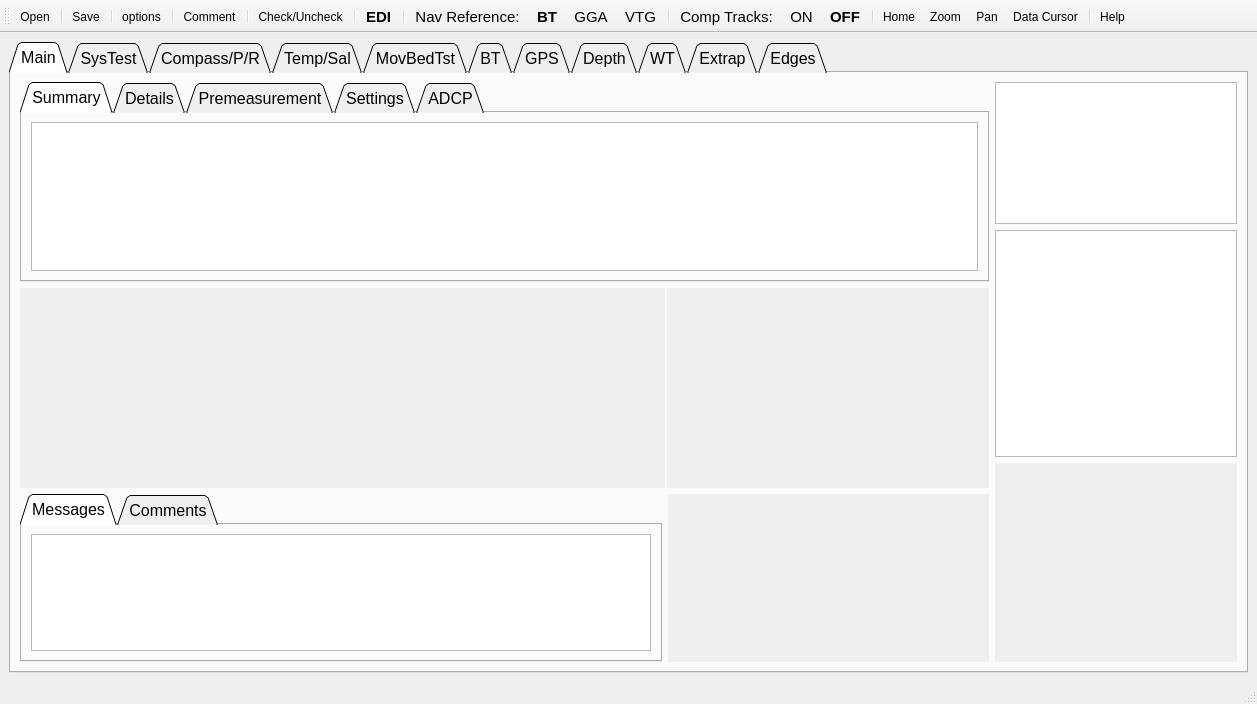
rowetechinc/QRevPy, file UI/QRev_gui.ui: the form before one commit.
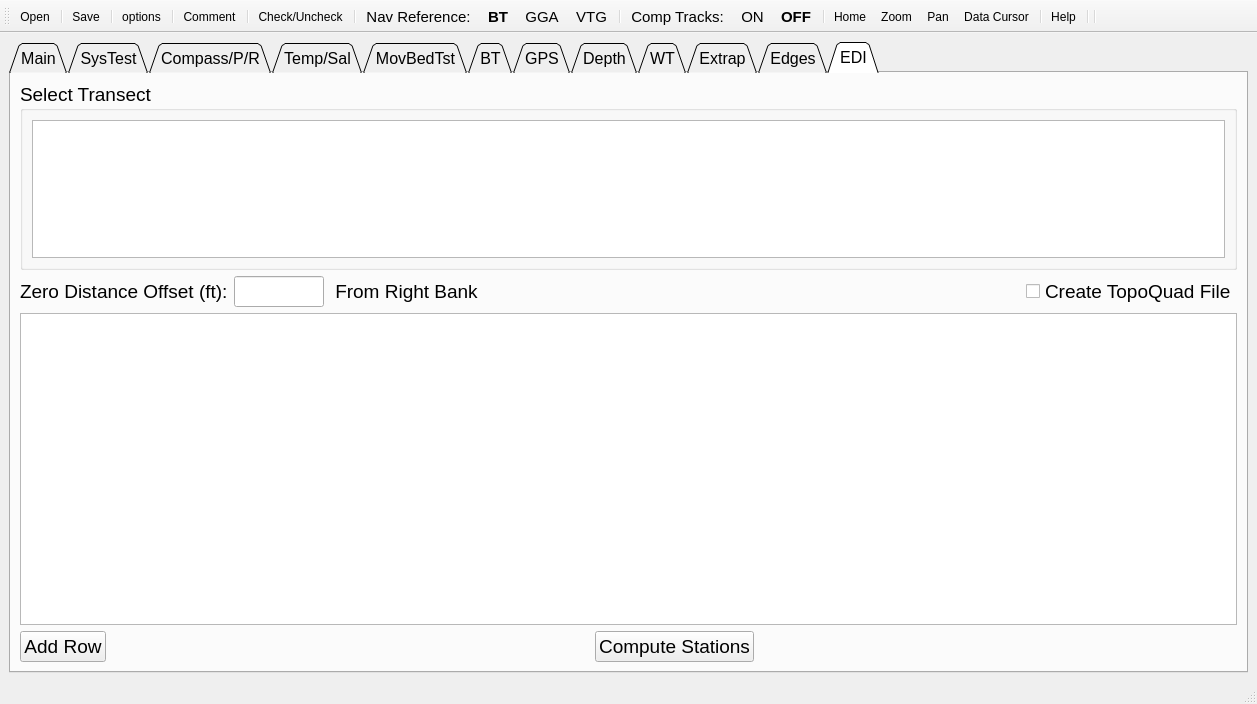
The form after the commit. The open tabs and pages were chosen to show the change. Icons and pictures are not drawn.

Diff of the .ui file:
```diff
--- a/UI/QRev_gui.ui
+++ b/UI/QRev_gui.ui
@@ -5489,6 +5489,174 @@
         </item>
        </layout>
       </widget>
+      <widget class="QWidget" name="tab_edi">
+       <attribute name="title">
+        <string>EDI</string>
+       </attribute>
+       <layout class="QGridLayout" name="gridLayout_44">
+        <item row="0" column="0">
+         <layout class="QVBoxLayout" name="verticalLayout_65" stretch="3,1,5,1">
+          <item>
+           <widget class="QGroupBox" name="gb_edi_transect">
+            <property name="font">
+             <font>
+              <pointsize>14</pointsize>
+             </font>
+            </property>
+            <property name="title">
+             <string>Select Transect</string>
+            </property>
+            <layout class="QGridLayout" name="gridLayout">
+             <item row="0" column="0">
+              <widget class="QTableWidget" name="tbl_edi_transect">
+               <property name="font">
+                <font>
+                 <pointsize>14</pointsize>
+                </font>
+               </property>
+              </widget>
+             </item>
+            </layout>
+           </widget>
+          </item>
+          <item>
+           <layout class="QHBoxLayout" name="horizontalLayout_66" stretch="1,1,1,6,1">
+            <item>
+             <widget class="QLabel" name="txt_edi_offset">
+              <property name="font">
+               <font>
+                <pointsize>14</pointsize>
+               </font>
+              </property>
+              <property name="text">
+               <string>Zero Distance Offset (ft):</string>
+              </property>
+             </widget>
+            </item>
+            <item>
+             <widget class="QLineEdit" name="lineEdit">
+              <property name="font">
+               <font>
+                <pointsize>14</pointsize>
+               </font>
+              </property>
+             </widget>
+            </item>
+            <item>
+             <widget class="QLabel" name="txt_edi_bank">
+              <property name="font">
+               <font>
+                <pointsize>14</pointsize>
+               </font>
+              </property>
+              <property name="text">
+               <string> From Right Bank</string>
+              </property>
+             </widget>
+            </item>
+            <item>
+             <spacer name="horizontalSpacer_5">
+              <property name="orientation">
+               <enum>Qt::Horizontal</enum>
+              </property>
+              <property name="sizeHint" stdset="0">
+               <size>
+                <width>40</width>
+                <height>20</height>
+               </size>
+              </property>
+             </spacer>
+            </item>
+            <item>
+             <widget class="QCheckBox" name="cb_edi_topoquad">
+              <property name="font">
+               <font>
+                <pointsize>14</pointsize>
+               </font>
+              </property>
+              <property name="text">
+               <string>Create TopoQuad File</string>
+              </property>
+             </widget>
+            </item>
+           </layout>
+          </item>
+          <item>
+           <widget class="QTableWidget" name="tbl_edi_results">
+            <property name="font">
+             <font>
+              <pointsize>14</pointsize>
+             </font>
+            </property>
+            <property name="inputMethodHints">
+             <set>Qt::ImhDigitsOnly</set>
+            </property>
+            <property name="rowCount">
+             <number>0</number>
+            </property>
+            <property name="columnCount">
+             <number>0</number>
+            </property>
+           </widget>
+          </item>
+          <item>
+           <layout class="QHBoxLayout" name="horizontalLayout_67">
+            <item>
+             <widget class="QPushButton" name="pb_edi_add_row">
+              <property name="font">
+               <font>
+                <pointsize>14</pointsize>
+               </font>
+              </property>
+              <property name="text">
+               <string>Add Row</string>
+              </property>
+             </widget>
+            </item>
+            <item>
+             <spacer name="horizontalSpacer_2">
+              <property name="orientation">
+               <enum>Qt::Horizontal</enum>
+              </property>
+              <property name="sizeHint" stdset="0">
+               <size>
+                <width>40</width>
+                <height>20</height>
+               </size>
+              </property>
+             </spacer>
+            </item>
+            <item>
+             <widget class="QPushButton" name="pb_edi_compute">
+              <property name="font">
+               <font>
+                <pointsize>14</pointsize>
+               </font>
+              </property>
+              <property name="text">
+               <string>Compute Stations</string>
+              </property>
+             </widget>
+            </item>
+            <item>
+             <spacer name="horizontalSpacer_4">
+              <property name="orientation">
+               <enum>Qt::Horizontal</enum>
+              </property>
+              <property name="sizeHint" stdset="0">
+               <size>
+                <width>40</width>
+                <height>20</height>
+               </size>
+              </property>
+             </spacer>
+            </item>
+           </layout>
+          </item>
+         </layout>
+        </item>
+       </layout>
+      </widget>
      </widget>
     </item>
    </layout>
@@ -5538,8 +5706,6 @@
    <addaction name="separator"/>
    <addaction name="actionCheck"/>
    <addaction name="separator"/>
-   <addaction name="actionEDI"/>
-   <addaction name="separator"/>
    <addaction name="actionNav_Reference"/>
    <addaction name="actionBT"/>
    <addaction name="actionGGA"/>
@@ -5555,6 +5721,8 @@
    <addaction name="actionData_Cursor"/>
    <addaction name="separator"/>
    <addaction name="actionHelp"/>
+   <addaction name="separator"/>
+   <addaction name="separator"/>
   </widget>
   <action name="actionOpen">
    <property name="icon">
@@ -5610,18 +5778,6 @@
     <string>Help</string>
    </property>
   </action>
-  <action name="actionEDI">
-   <property name="text">
-    <string>EDI</string>
-   </property>
-   <property name="font">
-    <font>
-     <pointsize>11</pointsize>
-     <weight>75</weight>
-     <bold>true</bold>
-    </font>
-   </property>
-  </action>
   <action name="actionCheck">
    <property name="icon">
     <iconset resource="dsm.qrc">
```
